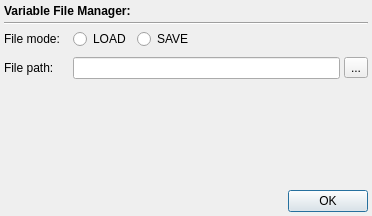
This is designer/low/filemanager.ui in DTOcean/dtocean-app as Qt 5 draws it before an edit. The edited form follows.
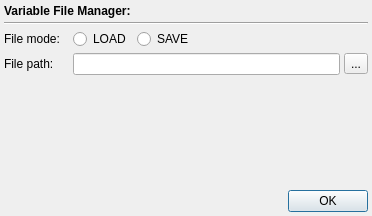
This is the edited form.

Commit message: Clear the path edit for filemanager on load and save

Patch:
```diff
--- a/designer/low/filemanager.ui
+++ b/designer/low/filemanager.ui
@@ -114,22 +114,6 @@
      </item>
     </layout>
    </item>
-   <item>
-    <spacer name="verticalSpacer_2">
-     <property name="orientation">
-      <enum>Qt::Vertical</enum>
-     </property>
-     <property name="sizeType">
-      <enum>QSizePolicy::Fixed</enum>
-     </property>
-     <property name="sizeHint" stdset="0">
-      <size>
-       <width>20</width>
-       <height>4</height>
-      </size>
-     </property>
-    </spacer>
-   </item>
    <item>
     <layout class="QHBoxLayout" name="horizontalLayout_2">
      <item>
```
The commit also changes 2 other files.
